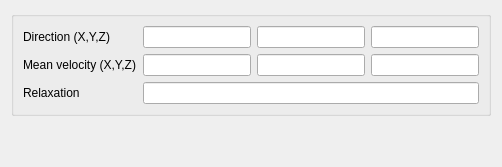
First picture: the form in Gui/TaskPanelCfdMeanVelocityForce.ui, repository jaheyns/CfdOF, before the edit.
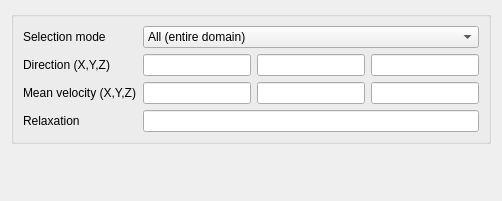
Second picture: the form after the edit. Custom widgets are drawn as their Qt base class.

Commit message: Add cellZone selectionMode support for MeanVelocityForce

```diff
--- a/Gui/TaskPanelCfdMeanVelocityForce.ui
+++ b/Gui/TaskPanelCfdMeanVelocityForce.ui
@@ -7,69 +7,90 @@
     <widget class="QGroupBox" name="groupBox">
      <layout class="QGridLayout" name="gridLayout">
       <item row="0" column="0">
+       <widget class="QLabel" name="labelSelectionMode">
+        <property name="text">
+         <string>Selection mode</string>
+        </property>
+       </widget>
+      </item>
+      <item row="0" column="1" colspan="3">
+       <widget class="QComboBox" name="comboSelectionMode">
+        <item>
+         <property name="text">
+          <string>All (entire domain)</string>
+         </property>
+        </item>
+        <item>
+         <property name="text">
+          <string>Cell zone</string>
+         </property>
+        </item>
+       </widget>
+      </item>
+      <item row="1" column="0">
        <widget class="QLabel" name="labelDirection">
         <property name="text">
          <string>Direction (X,Y,Z)</string>
         </property>
        </widget>
       </item>
-      <item row="0" column="1">
+      <item row="1" column="1">
        <widget class="Gui::InputField" name="inputDirectionX">
         <property name="unit" stdset="0">
          <string notr="true">1</string>
         </property>
        </widget>
       </item>
-      <item row="0" column="2">
+      <item row="1" column="2">
        <widget class="Gui::InputField" name="inputDirectionY">
         <property name="unit" stdset="0">
          <string notr="true">1</string>
         </property>
        </widget>
       </item>
-      <item row="0" column="3">
+      <item row="1" column="3">
        <widget class="Gui::InputField" name="inputDirectionZ">
         <property name="unit" stdset="0">
          <string notr="true">1</string>
         </property>
        </widget>
       </item>
-      <item row="1" column="0">
+      <item row="2" column="0">
        <widget class="QLabel" name="labelUbar">
         <property name="text">
          <string>Mean velocity (X,Y,Z)</string>
         </property>
        </widget>
       </item>
-      <item row="1" column="1">
+      <item row="2" column="1">
        <widget class="Gui::InputField" name="inputUbarX">
         <property name="unit" stdset="0">
          <string notr="true">mm/s</string>
         </property>
        </widget>
       </item>
-      <item row="1" column="2">
+      <item row="2" column="2">
        <widget class="Gui::InputField" name="inputUbarY">
         <property name="unit" stdset="0">
          <string notr="true">mm/s</string>
         </property>
        </widget>
       </item>
-      <item row="1" column="3">
+      <item row="2" column="3">
        <widget class="Gui::InputField" name="inputUbarZ">
         <property name="unit" stdset="0">
          <string notr="true">mm/s</string>
         </property>
        </widget>
       </item>
-      <item row="2" column="0">
+      <item row="3" column="0">
        <widget class="QLabel" name="labelRelaxation">
         <property name="text">
          <string>Relaxation</string>
         </property>
        </widget>
       </item>
-      <item row="2" column="1" colspan="3">
+      <item row="3" column="1" colspan="3">
        <widget class="Gui::InputField" name="inputRelaxation">
         <property name="unit" stdset="0">
          <string notr="true">1</string>
@@ -79,6 +100,16 @@
      </layout>
     </widget>
    </item>
+   <item>
+    <widget class="QWidget" name="faceSelectWidget" native="true">
+     <property name="minimumSize">
+      <size>
+       <width>0</width>
+       <height>0</height>
+      </size>
+     </property>
+    </widget>
+   </item>
    <item>
     <spacer name="verticalSpacer">
      <property name="orientation">
```
The commit also changes 17 other files.
